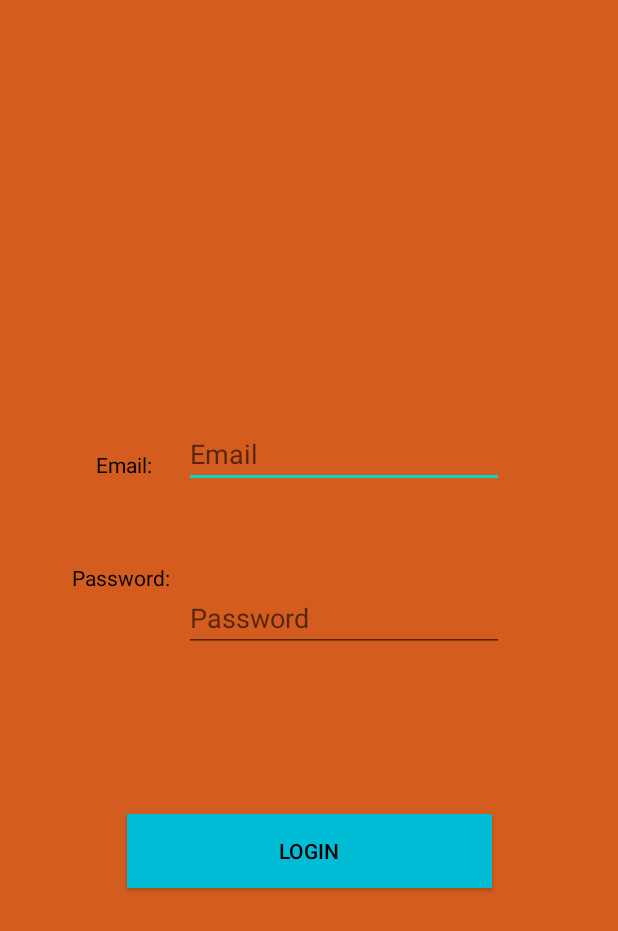
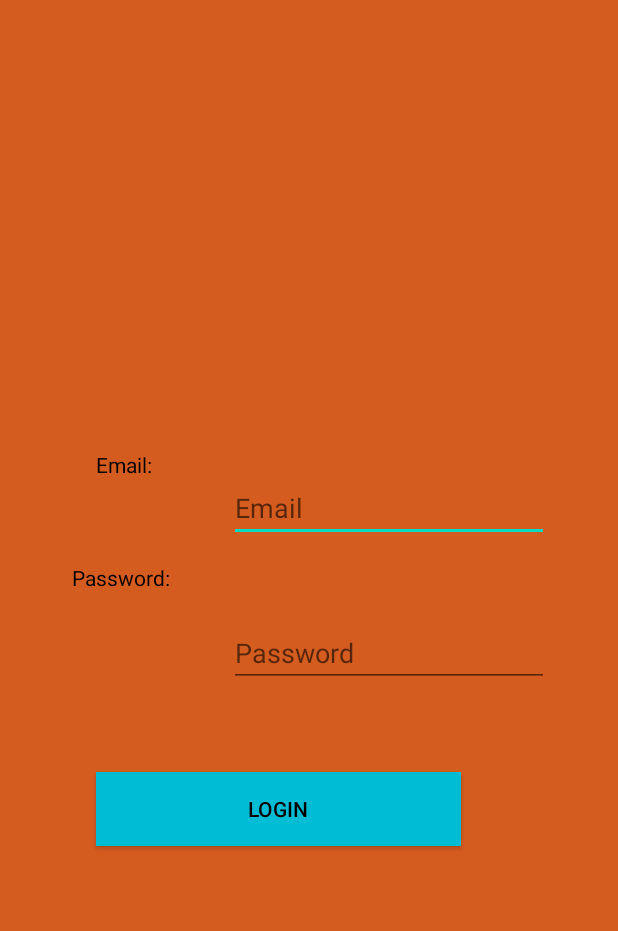
Before and after one commit to djunga/Storytime, an Android app: the layout login_fields.xml on its own in the app's theme, with its tools: preview values and no code run, on a phone screen of 412 x 824 dp. Shown: the top 931 px of the screen. Run offline under Robolectric (Android 15) with nearby library versions, the light colour scheme and no system bars.

Commit message:
Added login and registration with firebase

```diff
--- a/Storytime/app/src/main/AndroidManifest.xml
+++ b/Storytime/app/src/main/AndroidManifest.xml
@@ -9,7 +9,9 @@
         android:roundIcon="@mipmap/ic_launcher_round"
         android:supportsRtl="true"
         android:theme="@style/AppTheme">
-        <activity android:name=".MainActivity">
+        <activity android:name=".LoginActivity"/>
+        <activity android:name=".RegisterActivity"/>
+        <activity android:name=".RegisterLoginScreen">
             <intent-filter>
                 <action android:name="android.intent.action.MAIN" />
 
--- a/Storytime/app/src/main/java/com/example/storytime/RegisterLoginScreen.java
+++ b/Storytime/app/src/main/java/com/example/storytime/RegisterLoginScreen.java
@@ -22,6 +22,8 @@ public class RegisterLoginScreen extends AppCompatActivity {
         buttonLogin.setOnClickListener(new View.OnClickListener() {
             public void onClick(View v) {
                 Intent intent = new Intent(RegisterLoginScreen.this, LoginActivity.class);
+                intent.setFlags(Intent.FLAG_ACTIVITY_CLEAR_TOP);
+                startActivity(intent);
             }
         });
     }
@@ -30,6 +32,8 @@ public class RegisterLoginScreen extends AppCompatActivity {
         buttonRegister.setOnClickListener(new View.OnClickListener() {
             public void onClick(View v) {
                 Intent intent = new Intent(RegisterLoginScreen.this, RegisterActivity.class);
+                intent.setFlags(Intent.FLAG_ACTIVITY_CLEAR_TOP);
+                startActivity(intent);
             }
         });
     }
--- a/Storytime/app/src/main/res/layout/login_fields.xml
+++ b/Storytime/app/src/main/res/layout/login_fields.xml
@@ -51,44 +51,47 @@
         app:layout_constraintTop_toBottomOf="@+id/textViewLoginEmail" />
 
 
-
     <EditText
         android:id="@+id/editTextLoginEmail"
         android:layout_width="wrap_content"
         android:layout_height="wrap_content"
-        android:layout_marginEnd="76dp"
-        android:layout_marginRight="76dp"
-        android:layout_marginTop="280dp"
+        android:autofillHints=""
         android:ems="10"
         android:hint="Email"
         android:inputType="textEmailAddress"
+        app:layout_constraintBottom_toBottomOf="parent"
         app:layout_constraintEnd_toEndOf="parent"
+        app:layout_constraintHorizontal_bias="0.767"
+        app:layout_constraintStart_toStartOf="parent"
         app:layout_constraintTop_toTopOf="parent"
-        android:autofillHints="" />
+        app:layout_constraintVertical_bias="0.406" />
 
     <EditText
         android:id="@+id/editTextLoginPassword"
         android:layout_width="wrap_content"
         android:layout_height="wrap_content"
-        android:layout_marginEnd="76dp"
-        android:layout_marginRight="76dp"
         android:ems="10"
         android:hint="Password"
         android:inputType="textPassword"
         app:layout_constraintBottom_toBottomOf="parent"
         app:layout_constraintEnd_toEndOf="parent"
-        app:layout_constraintTop_toTopOf="parent" />
+        app:layout_constraintHorizontal_bias="0.767"
+        app:layout_constraintStart_toStartOf="parent"
+        app:layout_constraintTop_toTopOf="parent"
+        app:layout_constraintVertical_bias="0.53" />
 
     <Button
         android:id="@+id/buttonLoginScreen"
         android:layout_width="243dp"
         android:layout_height="49dp"
-        android:layout_marginBottom="232dp"
         android:background="#00BCD4"
         android:text="Login"
         android:textColor="#000000"
         app:layout_constraintBottom_toBottomOf="parent"
         app:layout_constraintEnd_toEndOf="parent"
-        app:layout_constraintStart_toStartOf="parent" />
+        app:layout_constraintHorizontal_bias="0.38"
+        app:layout_constraintStart_toStartOf="parent"
+        app:layout_constraintTop_toTopOf="parent"
+        app:layout_constraintVertical_bias="0.664" />
 
 </androidx.constraintlayout.widget.ConstraintLayout>
```
Also changed, not shown: Storytime/app/src/main/java/com/example/storytime/LoginActivity.java (+140 -0 lines), Storytime/app/src/main/java/com/example/storytime/RegisterActivity.java (+11 -6 lines).
